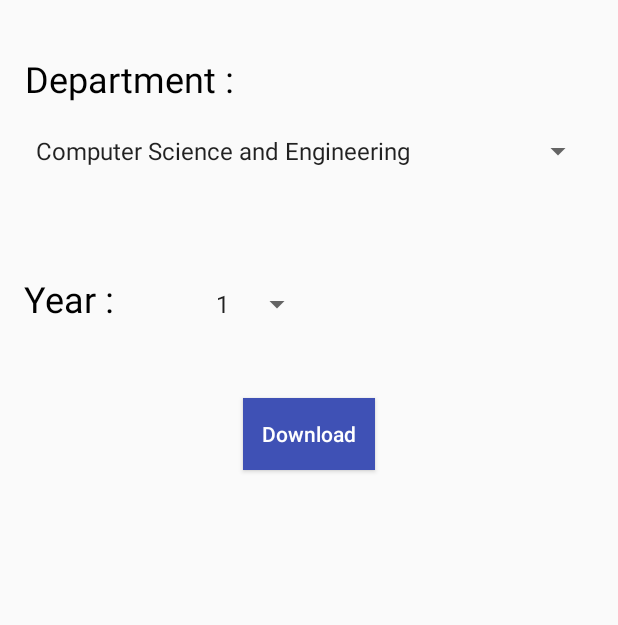
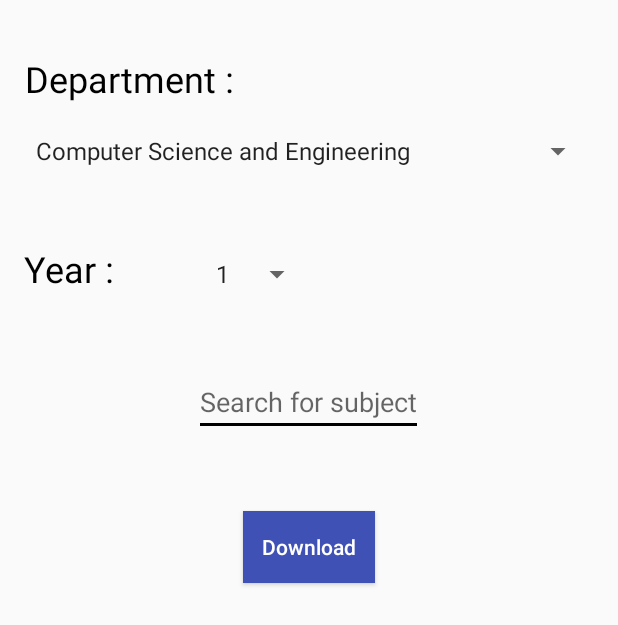
Before and after one commit to venki-bellu/UVCEConnectRetake, an Android app: the layout activity_question_papers.xml on its own in the app's theme, with its tools: preview values and no code run, on a phone screen of 412 x 824 dp. Shown: the top 625 px of the screen. Run offline under Robolectric (Android 15) with nearby library versions, the phone set to English and light mode, and no system bars.

Commit message:
Added Question Paper Activity

```diff
--- a/app/src/main/res/layout/activity_academic.xml
+++ b/app/src/main/res/layout/activity_question_papers.xml
@@ -1,7 +1,7 @@
 <?xml version="1.0" encoding="utf-8"?>
 <LinearLayout xmlns:android="http://schemas.android.com/apk/res/android"
     xmlns:tools="http://schemas.android.com/tools"
-    tools:context="com.venkibellu.myapplication.AcademicActivity"
+    tools:context="com.venkibellu.myapplication.QuestionPapers"
     android:layout_width="match_parent"
     android:layout_height="match_parent"
     android:paddingLeft="16dp"
@@ -24,7 +24,7 @@
         android:layout_width="wrap_content"
         android:layout_height="wrap_content"
         android:layout_marginTop="20dp"
-        android:layout_marginBottom="70dp"
+        android:layout_marginBottom="50dp"
         android:layout_gravity="center"
         android:dropDownWidth="match_parent"
         android:entries="@array/branch_array">
@@ -49,9 +49,20 @@
             android:layout_marginStart="60dp"
             android:dropDownWidth="50dp"
             android:entries="@array/year_array">
-    </Spinner>
+        </Spinner>
 
     </LinearLayout>
+
+    <AutoCompleteTextView
+        android:id="@+id/suggestionTextView"
+        android:layout_width="wrap_content"
+        android:layout_height="wrap_content"
+        android:layout_gravity="center"
+        android:layout_marginTop="50dp"
+        android:hint="Search for subject"
+        android:dropDownWidth="match_parent"
+        android:completionThreshold="1"
+        android:textColorLink="@color/cast_intro_overlay_background_color" />
 
     <Button
         android:layout_width="wrap_content"
--- a/app/src/main/res/layout/content_new_home_page.xml
+++ b/app/src/main/res/layout/content_new_home_page.xml
@@ -61,7 +61,8 @@
             android:text="Question Papers"
             android:textColor="@color/cardview_light_background"
             android:gravity="bottom"
-            android:textSize="40dp"/>
+            android:textSize="40dp"
+            android:onClick="onQuestionPaperImageViewClicked"/>
 
     </RelativeLayout>
 </ScrollView>
--- a/app/src/main/res/values/colors.xml
+++ b/app/src/main/res/values/colors.xml
@@ -2,6 +2,6 @@
 <resources>
     <color name="colorPrimary">#3F51B5</color>
     <color name="colorPrimaryDark">#000000</color>
-    <color name="colorAccent">#fffb05</color>
+    <color name="colorAccent">#000000</color>
     <color name="colorcard">#3a78ff</color>
 </resources>
```
Also changed, not shown: app/src/main/AndroidManifest.xml (+6 -1 lines), app/src/main/java/com/venkibellu/myapplication/NewHomePage.java (+8 -2 lines), app/src/main/java/com/venkibellu/myapplication/QuestionPapers.java (added, +80 -0 lines), app/src/main/res/values/strings.xml (+13 -0 lines).
